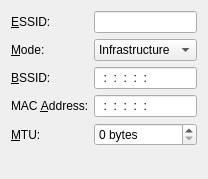
First picture: the form in libs/ui/wireless.ui, repository netrunner-debian-kde-extras/networkmanagement, before the edit.
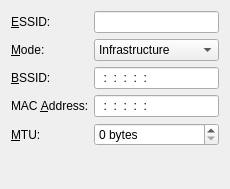
Second picture: the form after the edit. Custom widgets are drawn as their Qt base class.

The edit to the form file:
```diff
--- a/libs/ui/wireless.ui
+++ b/libs/ui/wireless.ui
@@ -5,8 +5,8 @@
    <rect>
     <x>0</x>
     <y>0</y>
-    <width>208</width>
-    <height>179</height>
+    <width>230</width>
+    <height>189</height>
    </rect>
   </property>
   <layout class="QVBoxLayout" name="verticalLayout" >
```
Left out of the diff: 20 changed lines with no effect on the pictures.
